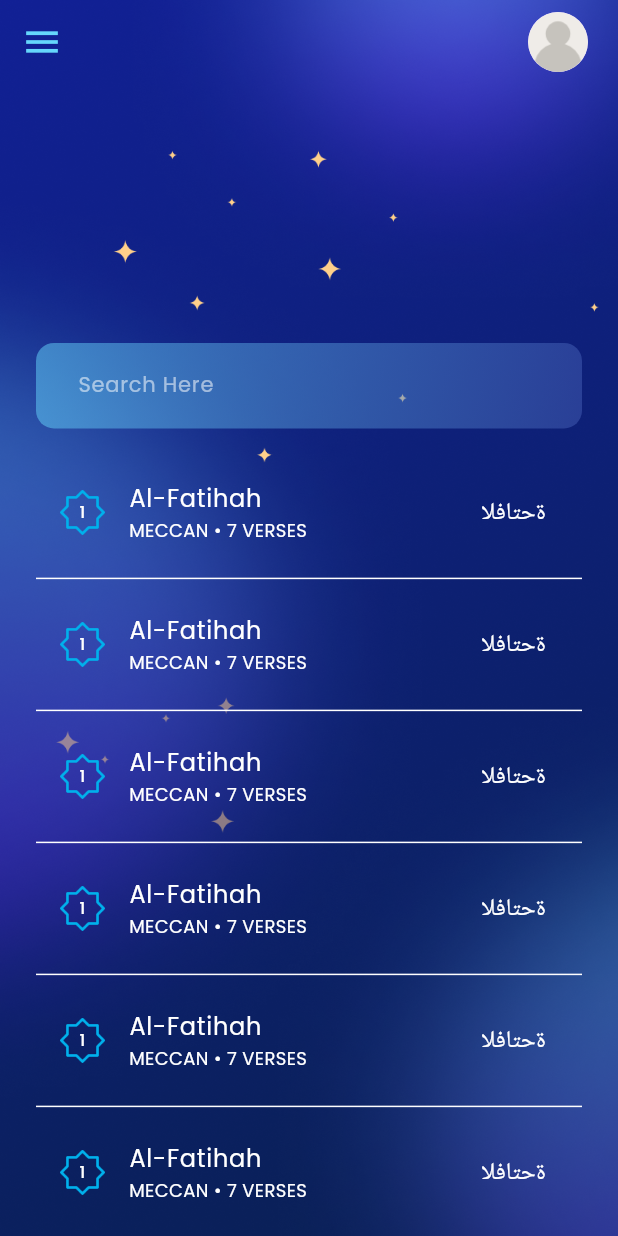
After one commit to rakafebriansy/quran-kareem, a Flutter app: the screen it shows after launch, after a tap on "سورة", on a phone screen of 412 x 824 dp. The commit adds this screen. Run offline on Flutter 3.47's test engine with Material 3 defaults, Android fonts, the phone set to English and light mode, and no system bars; our stand-ins replace get, google_fonts; Roboto replaces fonts that are missing (Amiri).

Commit message:
feat: layouting surah list - search bar

```diff
--- a/lib/app/constants/asset_constants.dart
+++ b/lib/app/constants/asset_constants.dart
@@ -8,6 +8,7 @@ class AssetConstants {
   static const String homeBackground = '${_backgroundImage}Home.png';
   static const String quranDecoration = '${_decorationImage}Quran.png';
   static const String transparentQuranDecoration = '${_decorationImage}Transparent Quran.png';
+  static const String frame = '${_decorationImage}Frame.png';
   static const String userDefault = '${_defaultImage}User.png';
   static const String recentlyAyatDefault = '${_defaultImage}Bismillah.png';
   static const String quranIcon = '${_iconImage}Quran.png';
--- a/lib/app/constants/color_constants.dart
+++ b/lib/app/constants/color_constants.dart
@@ -3,4 +3,12 @@ import 'package:flutter/widgets.dart';
 class ColorConstants {
   static Color shapeColor = Color(0xFF65D6FC);
   static Color darkShapeColor = Color(0xFF455EB5);
+  static LinearGradient cardGradient = LinearGradient(
+    colors: [
+      ColorConstants.shapeColor.withOpacity(1),
+      ColorConstants.darkShapeColor.withOpacity(1),
+    ],
+    begin: Alignment.topLeft,
+    end: Alignment.bottomRight,
+  );
 }
--- a/lib/app/modules/home/views/home_view.dart
+++ b/lib/app/modules/home/views/home_view.dart
@@ -4,6 +4,8 @@ import 'package:get/get.dart';
 import 'package:google_fonts/google_fonts.dart';
 import 'package:quran_kareem/app/constants/asset_constants.dart';
 import 'package:quran_kareem/app/constants/color_constants.dart';
+import 'package:quran_kareem/app/routes/app_pages.dart';
+import 'package:quran_kareem/app/widgets/app_bar_menu.dart';
 import 'package:quran_kareem/app/widgets/home/card_menu.dart';
 
 import '../controllers/home_controller.dart';
@@ -14,33 +16,9 @@ class HomeView extends GetView<HomeController> {
   Widget build(BuildContext context) {
     final HomeController controller = Get.put(HomeController());
     final Size screenSize = MediaQuery.of(context).size;
-    final LinearGradient gradient = LinearGradient(
-      colors: [
-        ColorConstants.shapeColor.withOpacity(1),
-        ColorConstants.darkShapeColor.withOpacity(1),
-      ],
-      begin: Alignment.topLeft,
-      end: Alignment.bottomRight,
-    );
 
     return Scaffold(
-      appBar: AppBar(
-        leading: GestureDetector(
-          onTap: () {},
-          child: Icon(Icons.menu, color: ColorConstants.shapeColor, size: 28),
-        ),
-        backgroundColor: Colors.transparent,
-        elevation: 0,
-        actions: [
-          Padding(
-            padding: const EdgeInsets.only(right: 20),
-            child: CircleAvatar(
-              radius: 20,
-              backgroundImage: AssetImage(AssetConstants.userDefault),
-            ),
-          ),
-        ],
-      ),
+      appBar: AppBarMenu(),
       extendBodyBehindAppBar: true,
       body: Center(
         child: Container(
@@ -66,7 +44,7 @@ class HomeView extends GetView<HomeController> {
                           width: double.infinity,
                           padding: EdgeInsets.all(20),
                           decoration: BoxDecoration(
-                            gradient: gradient,
+                            gradient: ColorConstants.cardGradient,
                             borderRadius: BorderRadius.circular(20),
                             boxShadow: [
                               BoxShadow(
@@ -144,25 +122,27 @@ class HomeView extends GetView<HomeController> {
                           crossAxisCount: 2,
                           children: [
                             CardMenu(
-                              gradient: gradient,
+                              gradient: ColorConstants.cardGradient,
                               arabicTitle: 'سورة',
                               latinTitle: 'Surah',
-                              onPressed: () {},
+                              onPressed: () {
+                                Get.toNamed(Routes.SURAH_LIST);
+                              },
                             ),
                             CardMenu(
-                              gradient: gradient,
+                              gradient: ColorConstants.cardGradient,
                               arabicTitle: 'محفوظ',
                               latinTitle: 'Tersimpan',
                               onPressed: () {},
                             ),
                             CardMenu(
-                              gradient: gradient,
+                              gradient: ColorConstants.cardGradient,
                               arabicTitle: 'سورة يس',
                               latinTitle: 'Surah Yasin',
                               onPressed: () {},
                             ),
                             CardMenu(
-                              gradient: gradient,
+                              gradient: ColorConstants.cardGradient,
                               arabicTitle: 'آيت الكرسي',
                               latinTitle: 'Ayat Al-kursi',
                               onPressed: () {},
--- a/lib/app/modules/surah/bindings/surah_binding.dart
+++ /dev/null
@@ -1,12 +0,0 @@
-import 'package:get/get.dart';
-
-import '../controllers/surah_controller.dart';
-
-class SurahBinding extends Bindings {
-  @override
-  void dependencies() {
-    Get.lazyPut<SurahController>(
-      () => SurahController(),
-    );
-  }
-}
--- a/lib/app/modules/surah/views/surah_view.dart
+++ /dev/null
@@ -1,24 +0,0 @@
-import 'package:flutter/material.dart';
-
-import 'package:get/get.dart';
-
-import '../controllers/surah_controller.dart';
-
-class SurahView extends GetView<SurahController> {
-  const SurahView({super.key});
-  @override
-  Widget build(BuildContext context) {
-    return Scaffold(
-      appBar: AppBar(
-        title: const Text('SurahView'),
-        centerTitle: true,
-      ),
-      body: const Center(
-        child: Text(
-          'SurahView is working',
-          style: TextStyle(fontSize: 20),
-        ),
-      ),
-    );
-  }
-}
--- /dev/null
+++ b/lib/app/modules/surah_list/bindings/surah_list_binding.dart
@@ -0,0 +1,12 @@
+import 'package:get/get.dart';
+
+import '../controllers/surah_list_controller.dart';
+
+class SurahListBinding extends Bindings {
+  @override
+  void dependencies() {
+    Get.lazyPut<SurahListController>(
+      () => SurahListController(),
+    );
+  }
+}
--- a/lib/app/modules/surah/controllers/surah_controller.dart
+++ b/lib/app/modules/surah_list/controllers/surah_list_controller.dart
@@ -1,7 +1,7 @@
 import 'package:get/get.dart';
 
-class SurahController extends GetxController {
-  //TODO: Implement SurahController
+class SurahListController extends GetxController {
+  //TODO: Implement SurahListController
 
   final count = 0.obs;
   @override
--- /dev/null
+++ b/lib/app/modules/surah_list/views/surah_list_view.dart
@@ -0,0 +1,132 @@
+import 'package:flutter/material.dart';
+
+import 'package:get/get.dart';
+import 'package:google_fonts/google_fonts.dart';
+import 'package:quran_kareem/app/constants/asset_constants.dart';
+import 'package:quran_kareem/app/constants/color_constants.dart';
+import 'package:quran_kareem/app/widgets/app_bar_menu.dart';
+
+import '../controllers/surah_list_controller.dart';
+
+class SurahListView extends GetView<SurahListController> {
+  const SurahListView({super.key});
+  @override
+  Widget build(BuildContext context) {
+    return Scaffold(
+      resizeToAvoidBottomInset: false,
+      appBar: AppBarMenu(),
+      extendBodyBehindAppBar: true,
+      body: Center(
+        child: Container(
+          width: double.infinity,
+          decoration: const BoxDecoration(
+            image: DecorationImage(
+              image: AssetImage(AssetConstants.homeBackground),
+              fit: BoxFit.fill,
+            ),
+          ),
+          child: Column(
+            mainAxisAlignment: MainAxisAlignment.end,
+            children: [
+              Container(
+                padding: EdgeInsets.all(24.0),
+                child: Stack(
+                  children: [
+                    Column(
+                      mainAxisAlignment: MainAxisAlignment.end,
+                      children: [
+                        Container(height: 190),
+                        Container(
+                          padding: EdgeInsets.all(4),
+                          decoration: BoxDecoration(
+                            gradient: ColorConstants.cardGradient.withOpacity(0.5),
+                            borderRadius: BorderRadius.circular(12),
+                          ),
+                          child: TextFormField(
+                            decoration: InputDecoration(
+                              hintText: 'Search Here',
+                              hintStyle: GoogleFonts.poppins(fontSize: 14,color: Colors.white54),
+                              border: OutlineInputBorder(
+                                borderSide: BorderSide.none,
+                                borderRadius: BorderRadius.circular(14),
+                              ),
+                              filled: true,
+                              fillColor: Colors.transparent,
+                              contentPadding: EdgeInsets.symmetric(
+                                horizontal: 20,
+                                vertical: 14,
+                              ),
+                            ),
+                            style: GoogleFonts.poppins(fontSize: 14,color: Colors.white),
+                          ),
+                        ),
+                        SizedBox(height: 20),
+                        Container(
+                          height: MediaQuery.of(context).size.height * 0.6,
+                          child: ListView.builder(
+                            padding: EdgeInsets.zero,
+                            shrinkWrap: true,
+                            itemCount: 10,
+                            itemBuilder: (context, snapshot) {
+                              return Column(
+                                children: [
+                                  ListTile(
+                                    leading: Container(
+                                      height: 30,
+                                      width: 30,
+                                      decoration: BoxDecoration(
+                                        image: DecorationImage(
+                                          image: AssetImage(
+                                            AssetConstants.frame,
+                                          ),
+                                        ),
+                                      ),
+                                      child: Center(
+                                        child: Text(
+                                          '1',
+                                          style: GoogleFonts.poppins(
+                                            color: Colors.white,
+                                          ),
+                                        ),
+                                      ),
+                                    ),
+                                    title: Text(
+                                      'Al-Fatihah',
+                                      style: GoogleFonts.poppins(
+                                        color: Colors.white,
+                                        fontSize: 16,
+                                      ),
+                                    ),
+                                    subtitle: Text(
+                                      'MECCAN • 7 VERSES',
+                                      style: GoogleFonts.poppins(
+                                        color: Colors.white,
+                                        fontSize: 12,
+                                      ),
+                                    ),
+                                    trailing: Text(
+                                      'ةحتافلا',
+                                      style: GoogleFonts.amiri(
+                                        color: Colors.white,
+                                        fontSize: 16,
+                                      ),
+                                    ),
+                                  ),
+                                  Divider(color: Colors.white),
+                                ],
+                              );
+                            },
+                          ),
+                        ),
+                      ],
+                    ),
+                  ],
+                ),
+              ),
+            ],
+          ),
+        ),
+      ),
+    );
+  }
+}
--- a/lib/app/routes/app_pages.dart
+++ b/lib/app/routes/app_pages.dart
@@ -4,8 +4,8 @@ import '../modules/home/bindings/home_binding.dart';
 import '../modules/home/views/home_view.dart';
 import '../modules/splash/bindings/splash_binding.dart';
 import '../modules/splash/views/splash_view.dart';
-import '../modules/surah/bindings/surah_binding.dart';
-import '../modules/surah/views/surah_view.dart';
+import '../modules/surah_list/bindings/surah_list_binding.dart';
+import '../modules/surah_list/views/surah_list_view.dart';
 
 part 'app_routes.dart';
 
@@ -26,9 +26,9 @@ class AppPages {
       binding: SplashBinding(),
     ),
     GetPage(
-      name: _Paths.SURAH,
-      page: () => const SurahView(),
-      binding: SurahBinding(),
+      name: _Paths.SURAH_LIST,
+      page: () => const SurahListView(),
+      binding: SurahListBinding(),
     ),
   ];
 }
--- a/lib/app/routes/app_routes.dart
+++ b/lib/app/routes/app_routes.dart
@@ -5,12 +5,12 @@ abstract class Routes {
   Routes._();
   static const HOME = _Paths.HOME;
   static const SPLASH = _Paths.SPLASH;
-  static const SURAH = _Paths.SURAH;
+  static const SURAH_LIST = _Paths.SURAH_LIST;
 }
 
 abstract class _Paths {
   _Paths._();
   static const HOME = '/home';
   static const SPLASH = '/splash';
-  static const SURAH = '/surah';
+  static const SURAH_LIST = '/surah-list';
 }
--- /dev/null
+++ b/lib/app/widgets/app_bar_menu.dart
@@ -0,0 +1,33 @@
+import 'package:flutter/material.dart';
+import 'package:quran_kareem/app/constants/asset_constants.dart';
+import 'package:quran_kareem/app/constants/color_constants.dart';
+
+class AppBarMenu extends StatelessWidget implements PreferredSizeWidget {
+  @override
+  final Size preferredSize;
+
+  AppBarMenu({Key? key})
+    : preferredSize = Size.fromHeight(kToolbarHeight),
+      super(key: key);
+
+  @override
+  Widget build(BuildContext context) {
+    return AppBar(
+      leading: GestureDetector(
+        onTap: () {},
+        child: Icon(Icons.menu, color: ColorConstants.shapeColor, size: 28),
+      ),
+      backgroundColor: Colors.transparent,
+      elevation: 0,
+      actions: [
+        Padding(
+          padding: const EdgeInsets.only(right: 20),
+          child: CircleAvatar(
+            radius: 20,
+            backgroundImage: AssetImage(AssetConstants.userDefault),
+          ),
+        ),
+      ],
+    );
+  }
+}
--- a/lib/app/widgets/home/card_menu.dart
+++ b/lib/app/widgets/home/card_menu.dart
@@ -18,7 +18,9 @@ class CardMenu extends StatelessWidget {
 
   @override
   Widget build(BuildContext context) {
-    return Container(
+    return GestureDetector(
+      onTap: onPressed,
+      child: Container(
         decoration: BoxDecoration(
           gradient: gradient,
           borderRadius: BorderRadius.circular(20),
@@ -67,9 +69,7 @@ class CardMenu extends StatelessWidget {
             Positioned(
               bottom: 5,
               left: 5,
-            child: IconButton(
-              onPressed: onPressed,
-              icon: Container(
+              child: Container(
                 padding: EdgeInsets.all(4),
                 decoration: BoxDecoration(
                   boxShadow: [
@@ -86,8 +86,8 @@ class CardMenu extends StatelessWidget {
                 child: Icon(Icons.keyboard_arrow_right, color: Colors.white),
               ),
             ),
+          ],
         ),
-        ],
       ),
     );
   }
```
Also changed, not shown: assets/images/background/Surah List.png (added), assets/images/decoration/Frame.png (added). Lines whose indentation alone changed are shown as unchanged.
